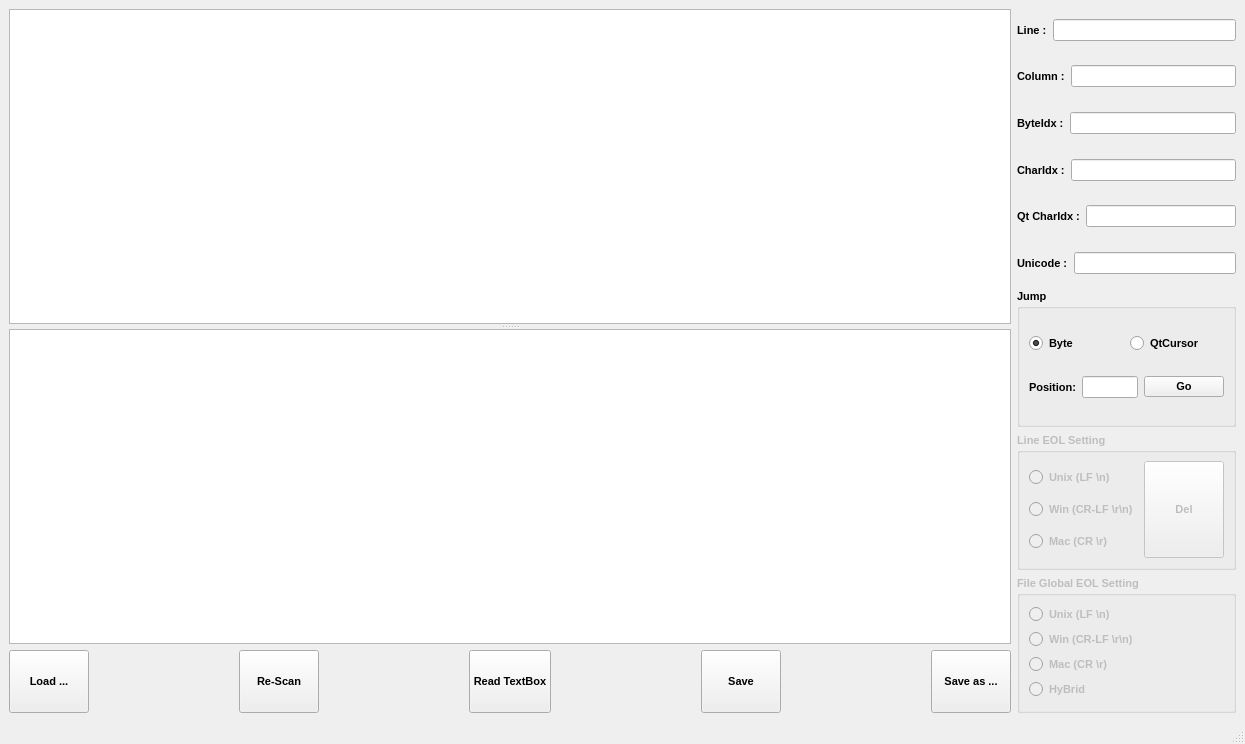
First picture: the form in cpp/Qt/ByteViewer/ByteViewer/mainwindow.ui, repository EdisoNewtong/Vector, before the edit.
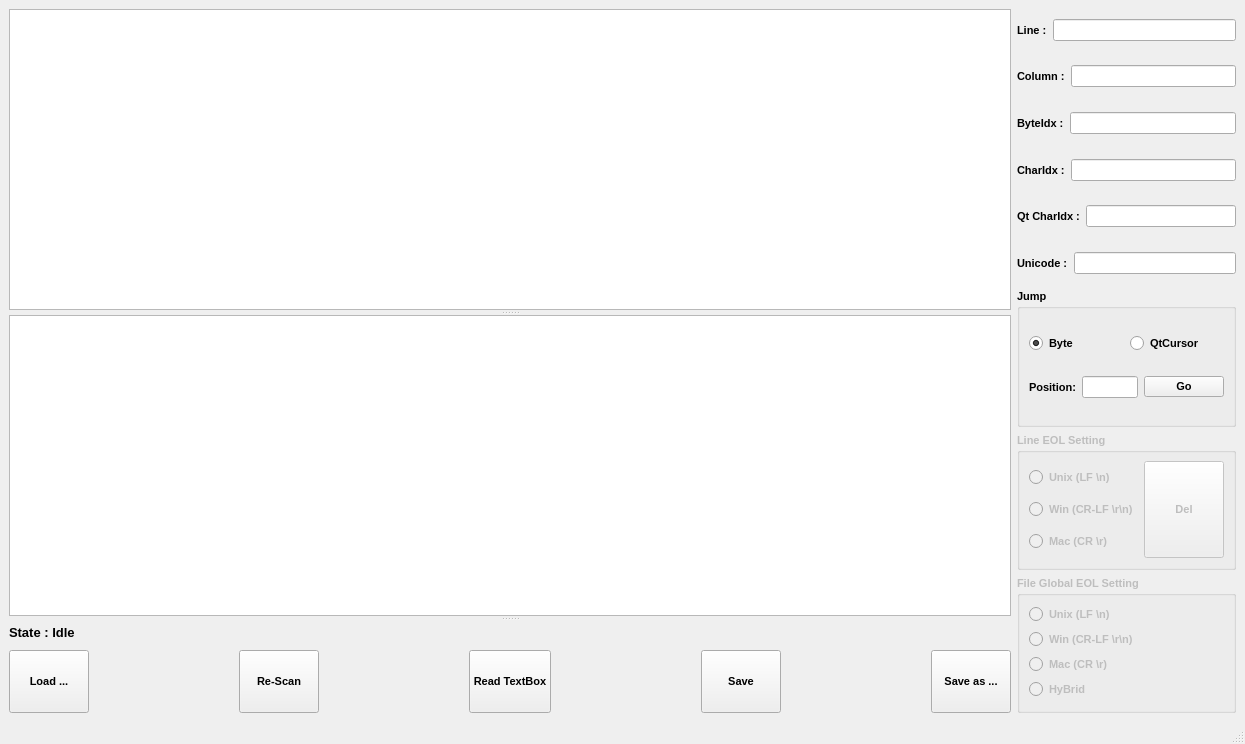
Second picture: the form after the edit. Custom widgets are drawn as their Qt base class.

Diff of the .ui file:
```diff
--- a/cpp/Qt/ByteViewer/ByteViewer/mainwindow.ui
+++ b/cpp/Qt/ByteViewer/ByteViewer/mainwindow.ui
@@ -72,6 +72,19 @@
           <bool>false</bool>
          </property>
         </widget>
+        <widget class="QLabel" name="processState">
+         <property name="font">
+          <font>
+           <family>Arial</family>
+           <pointsize>10</pointsize>
+           <weight>75</weight>
+           <bold>true</bold>
+          </font>
+         </property>
+         <property name="text">
+          <string>State : Idle</string>
+         </property>
+        </widget>
        </widget>
       </item>
       <item>
```
